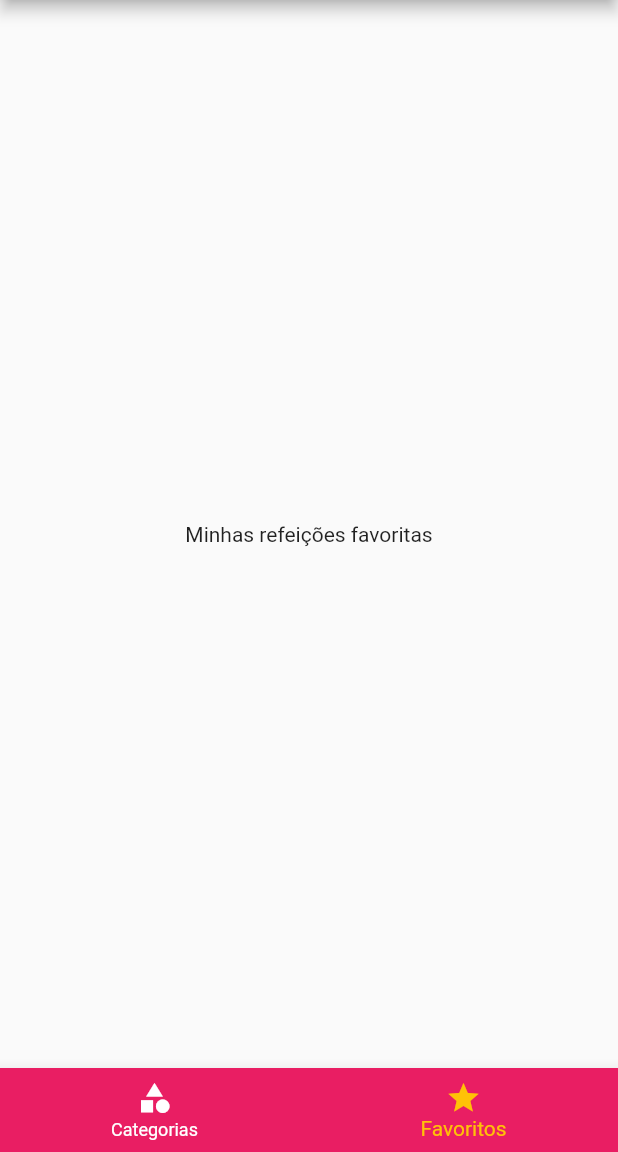
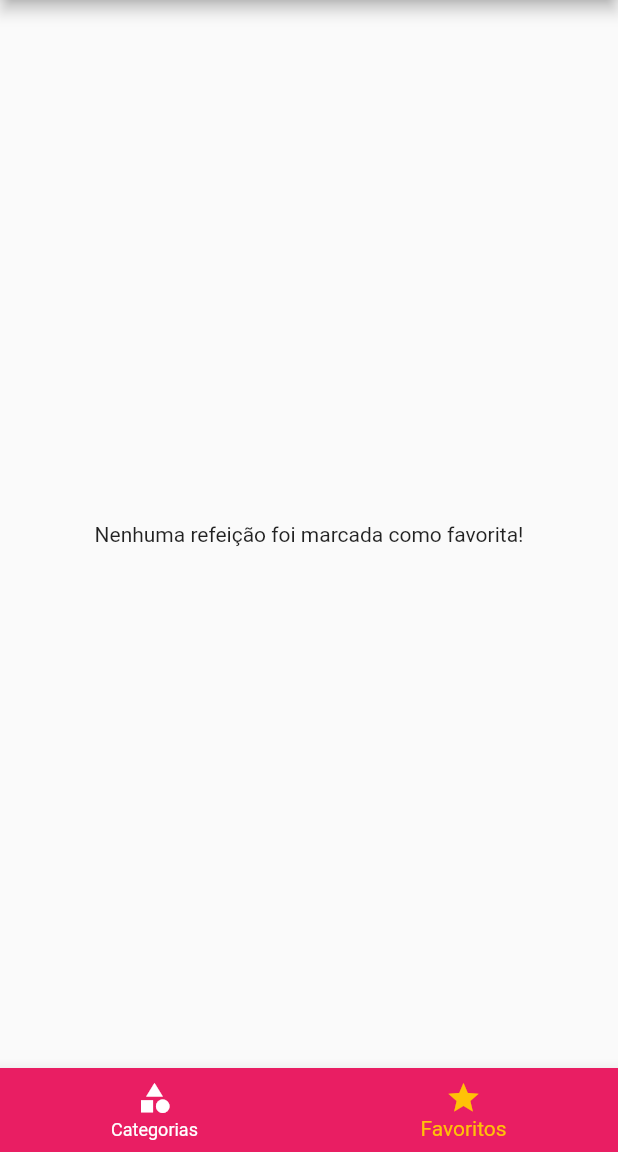
Before and after one commit to xandefreitas/Meals, a Flutter app: the screen it shows after launch, item 2 of the bottom bar chosen, on a phone screen of 412 x 824 dp, the part 84-1236 px from its top. Run offline on Flutter 3.47's test engine with Material 2 defaults, Android fonts, the phone set to English and light mode, and no system bars.

Commit message:
210. Marcar como Favorito

```diff
--- a/lib/components/meal_item.dart
+++ b/lib/components/meal_item.dart
@@ -10,9 +10,7 @@ class MealItem extends StatelessWidget {
   }) : super(key: key);
 
   _selectMeal(BuildContext context) {
-    Navigator.of(context).pushNamed(AppRoutes.MEAL_DETAIL, arguments: meal).then(
-          (value) => print(value ?? 'Sem Resultado'),
-        );
+    Navigator.of(context).pushNamed(AppRoutes.MEAL_DETAIL, arguments: meal);
   }
 
   @override
--- a/lib/main.dart
+++ b/lib/main.dart
@@ -23,6 +23,7 @@ class MyApp extends StatefulWidget {
 class _MyAppState extends State<MyApp> {
   Settings settings = Settings();
   List<Meal> _availableMeals = DUMMY_MEALS;
+  List<Meal> _favoriteMeals = [];
 
   void _filterMeals(Settings settings) {
     setState(() {
@@ -36,6 +37,16 @@ class _MyAppState extends State<MyApp> {
         return !filterGluten && !filterLactose && !filterVegan && !filterVegetarian;
       }).toList();
     });
+  }
+
+  void _toggleFavorite(Meal meal) {
+    setState(() {
+      _favoriteMeals.contains(meal) ? _favoriteMeals.remove(meal) : _favoriteMeals.add(meal);
+    });
+  }
+
+  bool _isFavorite(Meal meal) {
+    return _favoriteMeals.contains(meal);
   }
 
   @override
@@ -58,9 +69,9 @@ class _MyAppState extends State<MyApp> {
             ),
       ),
       routes: {
-        AppRoutes.HOME: (ctx) => const TabsScreen(),
+        AppRoutes.HOME: (ctx) => TabsScreen(favoriteMeals: _favoriteMeals),
         AppRoutes.CATEGORIES_MEALS: (ctx) => CategoriesMealsScreen(meals: _availableMeals),
-        AppRoutes.MEAL_DETAIL: (ctx) => const MealDetailScreen(),
+        AppRoutes.MEAL_DETAIL: (ctx) => MealDetailScreen(onToggleFavorite: _toggleFavorite, isFavorite: _isFavorite),
         AppRoutes.SETTINGS: (ctx) => SettingsScreen(onSettingsChanged: _filterMeals, settings: settings),
       },
       onGenerateRoute: (settings) {
--- a/lib/screens/categories_meals_screen.dart
+++ b/lib/screens/categories_meals_screen.dart
@@ -4,8 +4,8 @@ import 'package:flutter_meals/models/category.dart';
 import 'package:flutter_meals/models/meal.dart';
 
 class CategoriesMealsScreen extends StatelessWidget {
-  List<Meal> meals;
-  CategoriesMealsScreen({Key? key, required this.meals}) : super(key: key);
+  final List<Meal> meals;
+  const CategoriesMealsScreen({Key? key, required this.meals}) : super(key: key);
 
   @override
   Widget build(BuildContext context) {
--- a/lib/screens/favorite_screen.dart
+++ b/lib/screens/favorite_screen.dart
@@ -1,12 +1,22 @@
 import 'package:flutter/material.dart';
+import 'package:flutter_meals/components/meal_item.dart';
+import 'package:flutter_meals/models/meal.dart';
 
 class FavoriteScreen extends StatelessWidget {
-  const FavoriteScreen({Key? key}) : super(key: key);
+  final List<Meal> favoriteMeals;
+  FavoriteScreen({Key? key, required this.favoriteMeals}) : super(key: key);
 
   @override
   Widget build(BuildContext context) {
-    return Center(
-      child: Text('Minhas refeições favoritas'),
-    );
+    return favoriteMeals.isEmpty
+        ? Center(
+            child: Text('Nenhuma refeição foi marcada como favorita!'),
+          )
+        : ListView.builder(
+            itemCount: favoriteMeals.length,
+            itemBuilder: (ctx, i) {
+              return MealItem(meal: favoriteMeals[i]);
+            },
+          );
   }
 }
--- a/lib/screens/tabs_screen.dart
+++ b/lib/screens/tabs_screen.dart
@@ -1,10 +1,12 @@
 import 'package:flutter/material.dart';
 import 'package:flutter_meals/components/main_drawer.dart';
+import 'package:flutter_meals/models/meal.dart';
 import 'package:flutter_meals/screens/categories_screen.dart';
 import 'package:flutter_meals/screens/favorite_screen.dart';
 
 class TabsScreen extends StatefulWidget {
-  const TabsScreen({Key? key}) : super(key: key);
+  final List<Meal> favoriteMeals;
+  const TabsScreen({Key? key, required this.favoriteMeals}) : super(key: key);
 
   @override
   State<TabsScreen> createState() => _TabsScreenState();
@@ -12,10 +14,7 @@ class TabsScreen extends StatefulWidget {
 
 class _TabsScreenState extends State<TabsScreen> {
   int _selectedScreenIndex = 0;
-  final List<Widget> _screens = const [
-    CategoriesScreen(),
-    FavoriteScreen(),
-  ];
+  List<Widget> _screens = [];
   final List<String> _titles = [
     'Lista de Categorias',
     'Meus Favoritos',
@@ -25,6 +24,15 @@ class _TabsScreenState extends State<TabsScreen> {
     setState(() {
       _selectedScreenIndex = index;
     });
+  }
+
+  @override
+  void initState() {
+    _screens = [
+      CategoriesScreen(),
+      FavoriteScreen(favoriteMeals: widget.favoriteMeals),
+    ];
+    super.initState();
   }
 
   @override
```
Also changed, not shown: lib/screens/meal_detail_screen.dart (+9 -3 lines).
